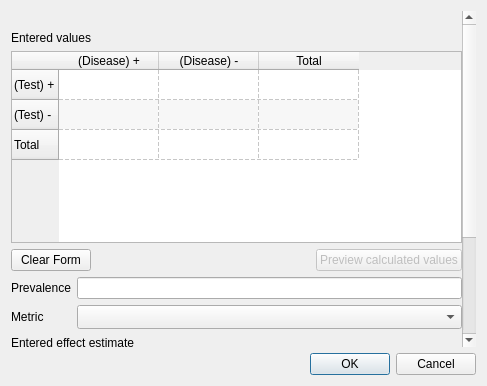
The window that src/rc_metastudio/forms/diagnostic_data_dialog.ui (AliSalman-et-al/rc-metastudio) describes before a commit, drawn with Qt 5.
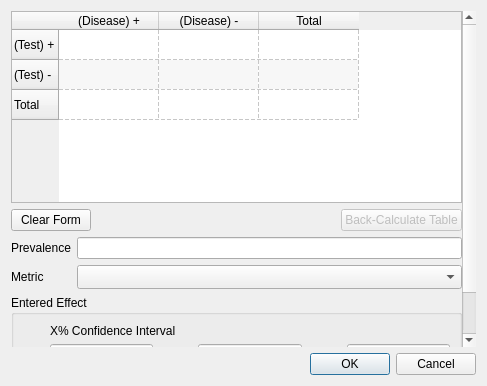
The same window after the commit. Icons and pictures are not drawn.

```diff
--- a/src/rc_metastudio/forms/diagnostic_data_dialog.ui
+++ b/src/rc_metastudio/forms/diagnostic_data_dialog.ui
@@ -17,8 +17,6 @@
        <property name="topMargin"><number>0</number></property>
        <property name="rightMargin"><number>0</number></property>
        <property name="bottomMargin"><number>0</number></property>
-       <item><widget class="QLabel" name="study_context_label"><property name="accessibleName"><string>Study editing context</string></property><property name="wordWrap"><bool>true</bool></property><property name="text"><string/></property></widget></item>
-       <item><widget class="QLabel" name="entered_values_heading"><property name="accessibleName"><string>Entered values</string></property><property name="text"><string>Entered values</string></property></widget></item>
        <item>
         <widget class="QTableWidget" name="two_by_two_table">
          <property name="accessibleName"><string>Diagnostic two by two counts</string></property><property name="accessibleDescription"><string>Enter true-positive, false-positive, false-negative, and true-negative counts.</string></property>
@@ -41,7 +39,7 @@
         <layout class="QHBoxLayout" name="table_actions_layout">
          <item><widget class="QPushButton" name="clear_button"><property name="text"><string>Clear Form</string></property></widget></item>
          <item><spacer name="table_actions_spacer"><property name="orientation"><enum>Qt::Horizontal</enum></property><property name="sizeHint" stdset="0"><size><width>40</width><height>20</height></size></property></spacer></item>
-         <item><widget class="QPushButton" name="back_calculate_button"><property name="enabled"><bool>false</bool></property><property name="accessibleName"><string>Preview calculated values</string></property><property name="accessibleDescription"><string>Preview diagnostic counts reconstructed from entered sensitivity, specificity, prevalence, and study size.</string></property><property name="text"><string>Preview calculated values</string></property></widget></item>
+         <item><widget class="QPushButton" name="back_calculate_button"><property name="enabled"><bool>false</bool></property><property name="text"><string>Back-Calculate Table</string></property></widget></item>
         </layout>
        </item>
        <item>
@@ -55,7 +53,7 @@
        </item>
        <item>
         <widget class="QGroupBox" name="effect_group">
-         <property name="title"><string>Entered effect estimate</string></property>
+         <property name="title"><string>Entered Effect</string></property>
          <layout class="QGridLayout" name="effect_layout">
           <item row="0" column="1" colspan="5"><widget class="QLabel" name="ci_label"><property name="toolTip"><string>Confidence level used for the entered interval</string></property><property name="text"><string>X% Confidence Interval</string></property><property name="wordWrap"><bool>true</bool></property></widget></item>
           <item row="1" column="0"><widget class="QLabel" name="label_14"><property name="text"><string>Est.</string></property><property name="buddy"><cstring>effect_text_box</cstring></property></widget></item>
@@ -67,7 +65,6 @@
          </layout>
         </widget>
        </item>
-       <item><widget class="QGroupBox" name="calculated_values_group"><property name="title"><string>Calculated values</string></property><layout class="QVBoxLayout" name="calculated_values_layout"><item><widget class="QLabel" name="calculated_values_label"><property name="accessibleName"><string>Calculated values preview</string></property><property name="wordWrap"><bool>true</bool></property><property name="text"><string/></property></widget></item></layout></widget></item>
        <item><widget class="QLabel" name="inconsistencyLabel"><property name="font"><font><weight>75</weight><bold>true</bold></font></property><property name="text"><string>INCONSISTENT FORM</string></property><property name="wordWrap"><bool>true</bool></property></widget></item>
        <item><spacer name="content_spacer"><property name="orientation"><enum>Qt::Vertical</enum></property><property name="sizeHint" stdset="0"><size><width>20</width><height>0</height></size></property></spacer></item>
       </layout>
```
